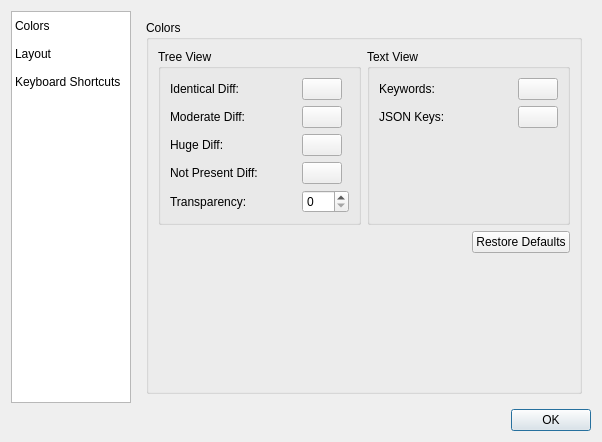
Old version of the form preferences/preferencesdialog.ui in the repository coozoo/qtjsondiff.
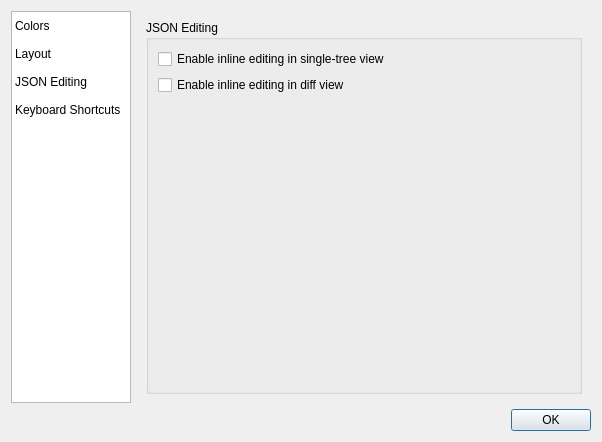
New version of the form. The open tabs and pages were chosen to show the change. Icons and pictures are not drawn.

Commit message:
Some kinda edit support for diff
Sometimes it can look messy but imho it's not bad, you can copy item by
drug and drop if you want to add it to opposite side

you can delete some items, copy the from left to write and it will
override assiciated item.

it can be disabled by property so it can be easily integrated as it was
before in all applications without breaking any features.

yes it could be some crashes there. no array arange by hand but maybe
later

What changed in the file:
```diff
--- a/preferences/preferencesdialog.ui
+++ b/preferences/preferencesdialog.ui
@@ -58,6 +58,14 @@
          <iconset theme="preferences-desktop-theme"/>
         </property>
        </item>
+       <item>
+        <property name="text">
+         <string>JSON Editing</string>
+        </property>
+        <property name="icon">
+         <iconset theme="document-edit"/>
+        </property>
+       </item>
        <item>
         <property name="text">
          <string>Keyboard Shortcuts</string>
@@ -407,6 +415,52 @@
          </item>
         </layout>
        </widget>
+       <widget class="QWidget" name="editPage">
+        <layout class="QGridLayout" name="gridLayout_edit">
+         <item row="0" column="0">
+          <widget class="QGroupBox" name="editGroupBox">
+           <property name="title">
+            <string>JSON Editing</string>
+           </property>
+           <layout class="QVBoxLayout" name="editVBox">
+            <item>
+             <widget class="QCheckBox" name="singleTreeEditCheckBox">
+              <property name="text">
+               <string>Enable inline editing in single-tree view</string>
+              </property>
+              <property name="toolTip">
+               <string>When on, keys, types and values can be edited inline on the single-tree tab. Add/Delete row actions also appear in the context menu.</string>
+              </property>
+             </widget>
+            </item>
+            <item>
+             <widget class="QCheckBox" name="diffViewEditCheckBox">
+              <property name="text">
+               <string>Enable inline editing in diff view</string>
+              </property>
+              <property name="toolTip">
+               <string>When on, both diff trees become editable. Push arrows resolve Huge differences and copy NotPresent rows to the other side; Delete here removes the selected row.</string>
+              </property>
+             </widget>
+            </item>
+            <item>
+             <spacer name="editVSpacer">
+              <property name="orientation">
+               <enum>Qt::Orientation::Vertical</enum>
+              </property>
+              <property name="sizeHint" stdset="0">
+               <size>
+                <width>20</width>
+                <height>40</height>
+               </size>
+              </property>
+             </spacer>
+            </item>
+           </layout>
+          </widget>
+         </item>
+        </layout>
+       </widget>
        <widget class="QWidget" name="shortcutsPage">
         <layout class="QVBoxLayout" name="verticalLayout_3">
          <item>
```
The commit also changes 21 other files.
